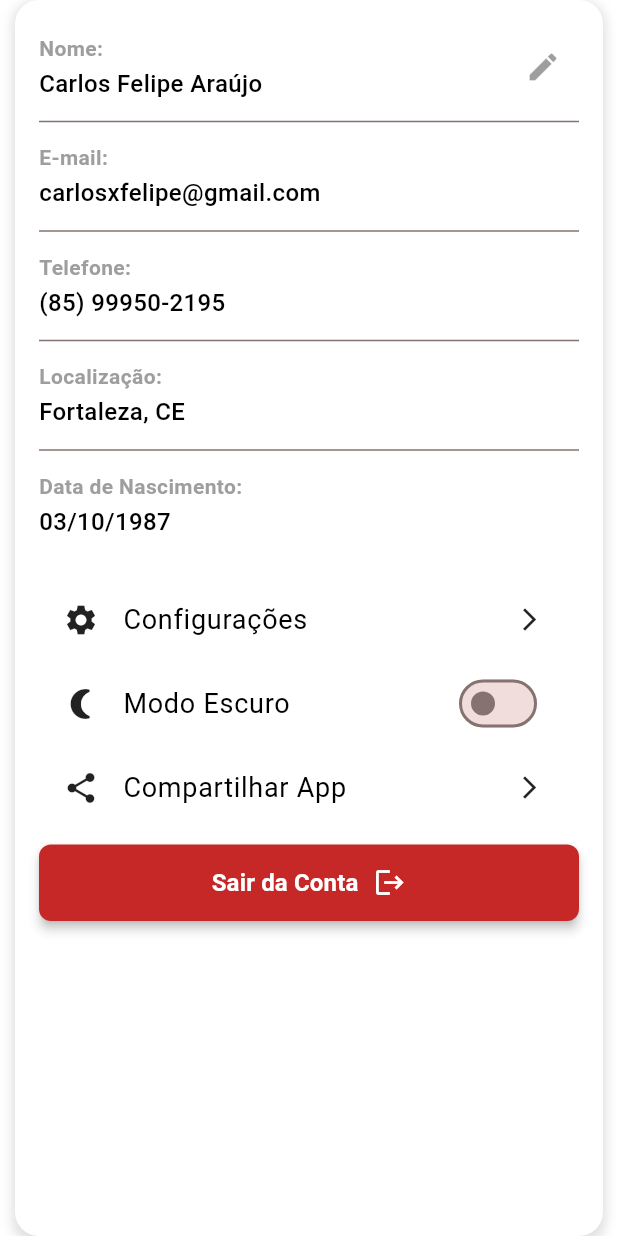
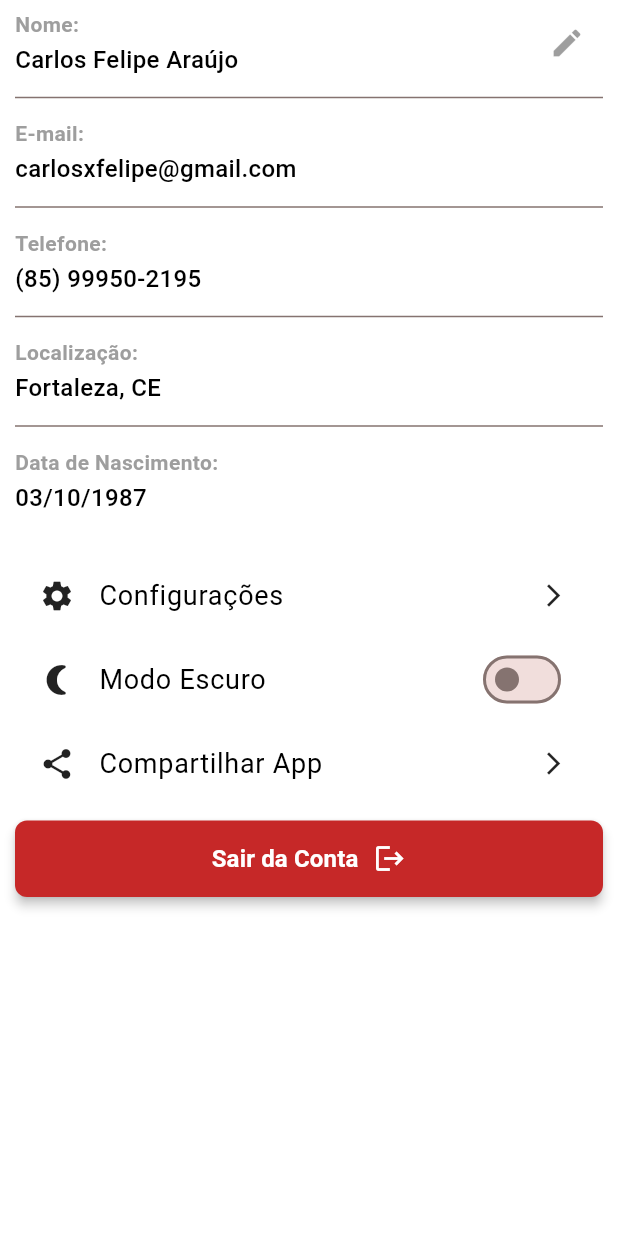
Before and after one commit to carlosxfelipe/idrink, a Flutter app: the ProfileInfo widget shown alone on an empty page, opened directly, on a phone screen of 412 x 824 dp. Run offline on Flutter 3.47's test engine with Material 3 defaults, Android fonts, the phone set to English and light mode, and no system bars; our stand-ins replace card_swiper, convex_bottom_bar, go_router; network calls fail.

Commit message:
Refactor ProfileInfo: remove unnecessary padding and decoration for improved layout consistency

```diff
--- a/lib/screens/profile_screen.dart
+++ b/lib/screens/profile_screen.dart
@@ -79,19 +79,6 @@ class ProfileInfo extends StatelessWidget {
     final isDarkMode = theme.brightness == Brightness.dark;
 
     return Container(
-      padding: const EdgeInsets.all(16.0),
-      decoration: BoxDecoration(
-        color: Theme.of(context).colorScheme.surface,
-        borderRadius: BorderRadius.circular(16),
-        boxShadow: [
-          BoxShadow(
-            color: Colors.black12,
-            blurRadius: 6,
-            spreadRadius: 2,
-            offset: const Offset(0, 3),
-          ),
-        ],
-      ),
       margin: const EdgeInsets.symmetric(horizontal: 10),
       child: Column(
         crossAxisAlignment: CrossAxisAlignment.start,
```
